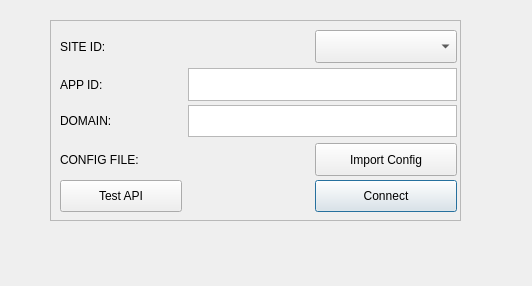
Old version of the form src/view/ui/ui_ebay.ui in the repository KhalidWKhedr/Ebay-Scalper.
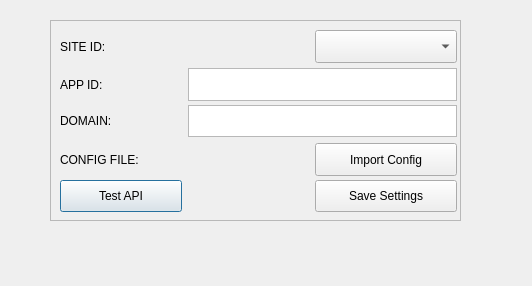
New version of the form.

Commit message: Save Connection Settings -> Updating Logic and proper testing, making more seamless logic.

```diff
--- a/src/view/ui/ui_ebay.ui
+++ b/src/view/ui/ui_ebay.ui
@@ -114,25 +114,6 @@
       </property>
      </widget>
     </item>
-    <item row="4" column="2">
-     <widget class="QPushButton" name="button_CONNECT">
-      <property name="minimumSize">
-       <size>
-        <width>142</width>
-        <height>32</height>
-       </size>
-      </property>
-      <property name="maximumSize">
-       <size>
-        <width>16777215</width>
-        <height>32</height>
-       </size>
-      </property>
-      <property name="text">
-       <string>Connect</string>
-      </property>
-     </widget>
-    </item>
     <item row="4" column="0">
      <widget class="QPushButton" name="pushButton">
       <property name="minimumSize">
@@ -222,6 +203,25 @@
       </property>
      </widget>
     </item>
+    <item row="4" column="2">
+     <widget class="QPushButton" name="button_SaveApiSettings">
+      <property name="minimumSize">
+       <size>
+        <width>142</width>
+        <height>32</height>
+       </size>
+      </property>
+      <property name="maximumSize">
+       <size>
+        <width>16777215</width>
+        <height>32</height>
+       </size>
+      </property>
+      <property name="text">
+       <string>Save Settings</string>
+      </property>
+     </widget>
+    </item>
    </layout>
   </widget>
  </widget>
```
Left out of the diff: 2 changed lines with no effect on the pictures. The commit also changes 4 other files.
